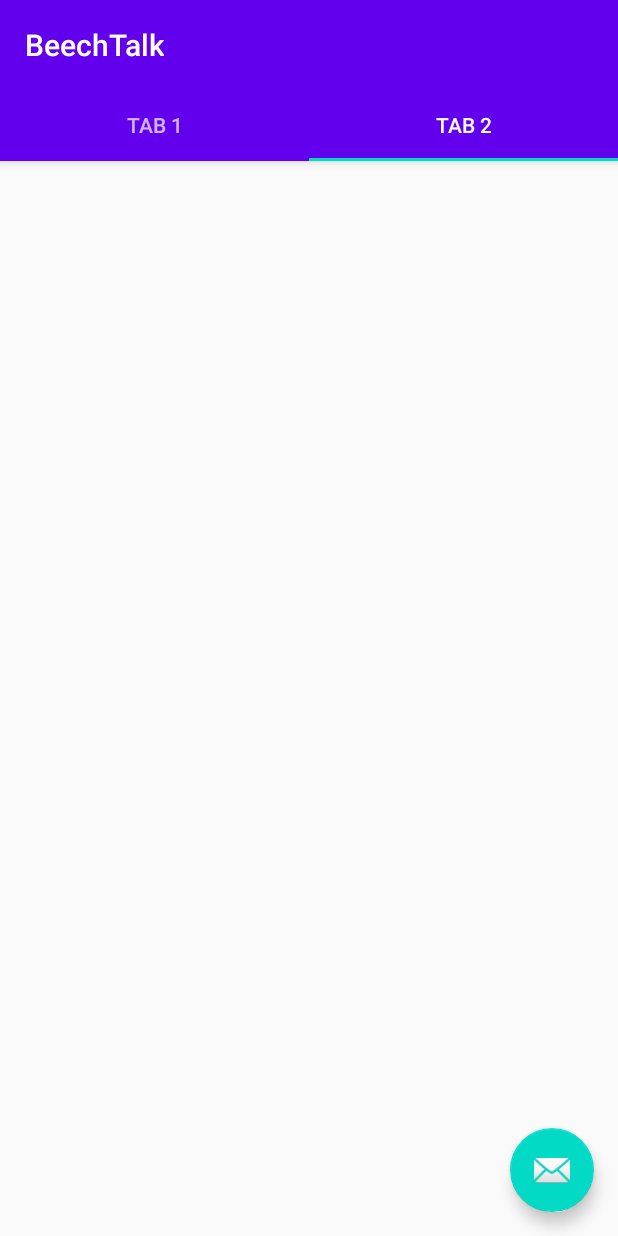
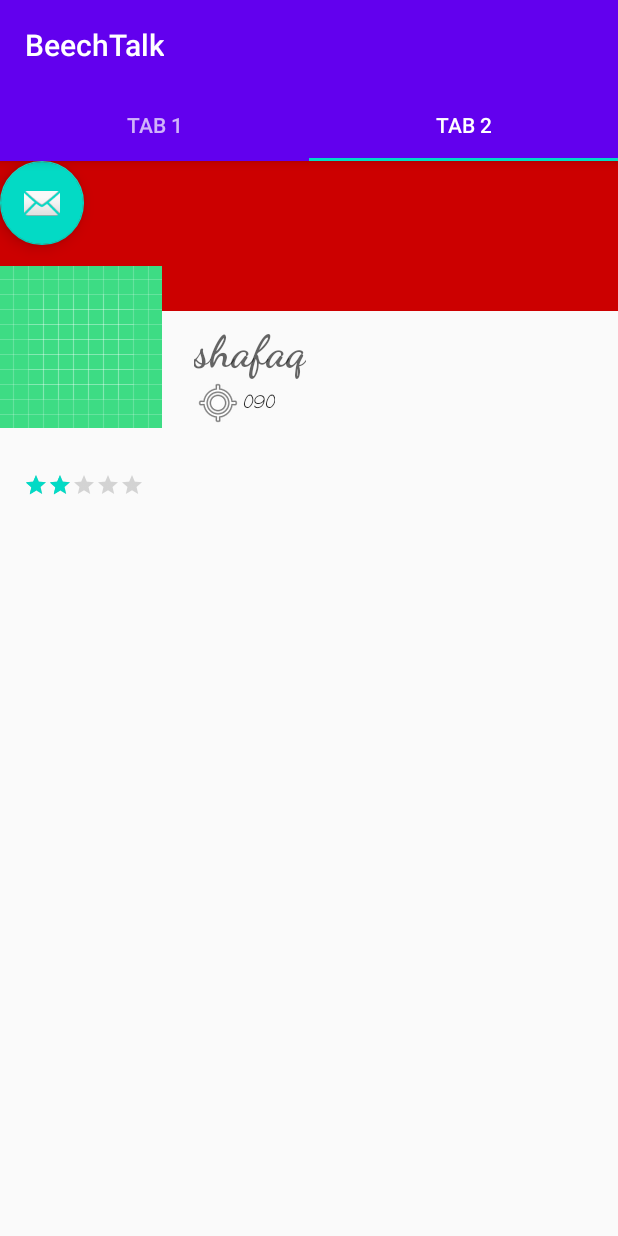
Before and after one commit to Shafaq19/BeechTalk, an Android app: the screen it shows after launch (MainActivity), tab 2 chosen, on a phone screen of 412 x 824 dp. Run offline under Robolectric (Android 15) with nearby library versions, the phone set to English and light mode, and no system bars; our stand-ins replace Room's generated code, Timber, data binding; 1 statement that could not run was skipped.

```diff
--- a/app/src/main/java/com/az/beechtalk/BeechTalkDatabase.kt
+++ b/app/src/main/java/com/az/beechtalk/BeechTalkDatabase.kt
@@ -15,7 +15,7 @@ abstract class BeechTalkDatabase:RoomDatabase() {
         //volatoile means dont cache it any change to it should be visible asap to all threads
         @Volatile
         private var INSTANCE: BeechTalkDatabase? = null
-        fun getInstance(context: Context): BeechTalkDatabase? {
+        fun getInstance(context: Context): BeechTalkDatabase {
             synchronized(this) {
                 var instance = INSTANCE
 
--- a/app/src/main/java/com/az/beechtalk/MainActivity.kt
+++ b/app/src/main/java/com/az/beechtalk/MainActivity.kt
@@ -20,11 +20,6 @@ class MainActivity : AppCompatActivity() {
         viewPager.adapter = sectionsPagerAdapter
         val tabs: TabLayout = findViewById(R.id.tabs)
         tabs.setupWithViewPager(viewPager)
-        val fab: FloatingActionButton = findViewById(R.id.fab)
 
-        fab.setOnClickListener { view ->
-            Snackbar.make(view, "Replace with your own action", Snackbar.LENGTH_LONG)
-                    .setAction("Action", null).show()
-        }
     }
 }
--- a/app/src/main/java/com/az/beechtalk/Models/User.kt
+++ b/app/src/main/java/com/az/beechtalk/Models/User.kt
@@ -9,9 +9,9 @@ public data class User(
 @PrimaryKey(autoGenerate = true)
     val userId: Long=0L,
 @ColumnInfo(name = "name")
-    var name : String ="",
+    var name : String ="shafaq",
 @ColumnInfo(name = "phoneNumber")
-    var phoneNumber : String="",
+    var phoneNumber : String="090",
 @ColumnInfo(name = "rating")
 
     var rating: Int=0,
--- a/app/src/main/java/com/az/beechtalk/ui/main/profileFragment/ProfileFragment.kt
+++ b/app/src/main/java/com/az/beechtalk/ui/main/profileFragment/ProfileFragment.kt
@@ -9,6 +9,7 @@ import android.view.ViewGroup
 import android.widget.TextView
 import androidx.databinding.DataBindingUtil
 import androidx.lifecycle.ViewModelProvider
+import com.az.beechtalk.BeechTalkDatabase
 import com.az.beechtalk.R
 import com.az.beechtalk.databinding.ProfileLayoutBinding
 import com.az.beechtalk.ui.main.PageViewModel
@@ -25,12 +26,18 @@ class ProfileFragment : Fragment() {
         savedInstanceState: Bundle?
     ): View? {
         binding = DataBindingUtil.inflate(inflater, R.layout.profile_layout, container, false)
+        val application = requireNotNull(this.activity).application
+        val datasource = BeechTalkDatabase.getInstance(application)
+        val viewModelFactory = ProfileFragmentViewModelFactory(datasource.userdao,application)
+        val profileViewModel =
+            ViewModelProvider( this,viewModelFactory).get(ProfileFragmentViewModel::class.java)
+        binding.setLifecycleOwner(this)
+        binding.userProfile=profileViewModel
         return binding.root
     }
 
     override fun onCreate(savedInstanceState: Bundle?) {
         super.onCreate(savedInstanceState)
-        viewmodel = ViewModelProvider(this).get(ProfileFragmentViewModel::class.java)
     }
 
     companion object {
--- a/app/src/main/java/com/az/beechtalk/ui/main/profileFragment/ProfileFragmentViewModel.kt
+++ b/app/src/main/java/com/az/beechtalk/ui/main/profileFragment/ProfileFragmentViewModel.kt
@@ -1,15 +1,44 @@
 package com.az.beechtalk.ui.main.profileFragment
 
+import android.app.Application
+import androidx.lifecycle.AndroidViewModel
 import androidx.lifecycle.LiveData
 import androidx.lifecycle.MutableLiveData
 import androidx.lifecycle.ViewModel
+import com.az.beechtalk.BeechTalkDatabase
 import com.az.beechtalk.Models.User
+import com.az.beechtalk.dao.UserDAO
+import com.az.beechtalk.utilities.getPhoneNumber
+import kotlinx.coroutines.*
 
-class ProfileFragmentViewModel: ViewModel() {
+//AndroidViewmodel allow app context as parameter gonna need it for resouces access
+class ProfileFragmentViewModel(private val database: UserDAO, application: Application) : AndroidViewModel(application) {
+
+    private var getUserJob = Job()
+    private var uiscope = CoroutineScope(Dispatchers.Main+getUserJob)
     //internal backing property
     private var _user = MutableLiveData<User>()
     val user : LiveData<User>
         get() {
             return _user
         }
+    init {
+uiscope.launch { _user.value = getUserfromDb() }
+    }
+//coroutine will be suspended untill this call return
+    private suspend fun  getUserfromDb(): User? {
+    return withContext(Dispatchers.IO) {
+        var user = database.getNumber(getPhoneNumber())
+        if(user!=null)
+            user
+        else
+            User()
+    }
+    }
+
+    override fun onCleared() {
+        super.onCleared()
+        //so that we dont have jobs that have no where to go
+        getUserJob.cancel()
+    }
 }
--- /dev/null
+++ b/app/src/main/java/com/az/beechtalk/ui/main/profileFragment/ProfileFragmentViewModelFactory.kt
@@ -0,0 +1,16 @@
+package com.az.beechtalk.ui.main.profileFragment
+
+import android.app.Application
+import androidx.lifecycle.ViewModel
+import androidx.lifecycle.ViewModelProvider
+import com.az.beechtalk.BeechTalkDatabase
+import com.az.beechtalk.dao.UserDAO
+
+class ProfileFragmentViewModelFactory(private val database: UserDAO,private val application: Application):  ViewModelProvider.Factory{
+    override fun <T : ViewModel?> create(modelClass: Class<T>): T {
+        if (modelClass.isAssignableFrom(ProfileFragmentViewModel::class.java)) {
+            return ProfileFragmentViewModel(database , application) as T
+        }
+        throw IllegalArgumentException("Unknown ViewModel class")
+    }
+}
--- /dev/null
+++ b/app/src/main/java/com/az/beechtalk/utilities/Constants.kt
@@ -0,0 +1,4 @@
+package com.az.beechtalk.utilities
+fun getPhoneNumber():String{
+    return "090"
+}
--- a/app/src/main/res/layout/activity_main.xml
+++ b/app/src/main/res/layout/activity_main.xml
@@ -34,11 +34,5 @@
         android:layout_height="match_parent"
         app:layout_behavior="@string/appbar_scrolling_view_behavior" />
 
-    <com.google.android.material.floatingactionbutton.FloatingActionButton
-        android:id="@+id/fab"
-        android:layout_width="wrap_content"
-        android:layout_height="wrap_content"
-        android:layout_gravity="bottom|end"
-        android:layout_margin="@dimen/fab_margin"
-        app:srcCompat="@android:drawable/ic_dialog_email" />
+
 </androidx.coordinatorlayout.widget.CoordinatorLayout>
--- a/app/src/main/res/layout/profile_layout.xml
+++ b/app/src/main/res/layout/profile_layout.xml
@@ -3,6 +3,11 @@
     xmlns:android="http://schemas.android.com/apk/res/android"
     xmlns:tools="http://schemas.android.com/tools"   xmlns:app="http://schemas.android.com/apk/res-auto"
     >
+    <data>
+        <variable
+            name="userProfile"
+            type="com.az.beechtalk.ui.main.profileFragment.ProfileFragmentViewModel" />
+    </data>
 
 <androidx.constraintlayout.widget.ConstraintLayout
     android:layout_width="match_parent"
@@ -31,7 +36,7 @@
         android:id="@+id/location"
         android:drawableStart="@android:drawable/ic_menu_mylocation"
         android:gravity="center_vertical"
-        android:text="TextView"
+        android:text="@{userProfile.user.phoneNumber}"
         app:layout_constraintBottom_toBottomOf="@+id/ovalDp"
         app:layout_constraintEnd_toEndOf="@+id/Name"
         app:layout_constraintHorizontal_bias="0.0"
@@ -42,7 +47,7 @@
 
     <TextView
         android:id="@+id/Name"
-        android:text="TextView"
+        android:text="@{userProfile.user.name}"
         app:layout_constraintEnd_toEndOf="parent"
         app:layout_constraintHorizontal_bias="0.094"
         app:layout_constraintStart_toEndOf="@+id/ovalDp"
@@ -63,6 +68,12 @@
         app:layout_constraintTop_toBottomOf="@+id/ovalDp"
         app:layout_constraintVertical_bias="0.0"
         app:layout_goneMarginTop="5dp" />
-
+    <com.google.android.material.floatingactionbutton.FloatingActionButton
+        android:id="@+id/fab"
+        android:layout_width="wrap_content"
+        android:layout_height="wrap_content"
+        android:layout_gravity="bottom|end"
+        android:layout_margin="@dimen/fab_margin"
+        app:srcCompat="@android:drawable/ic_dialog_email" />
 </androidx.constraintlayout.widget.ConstraintLayout>
 </layout>
```
